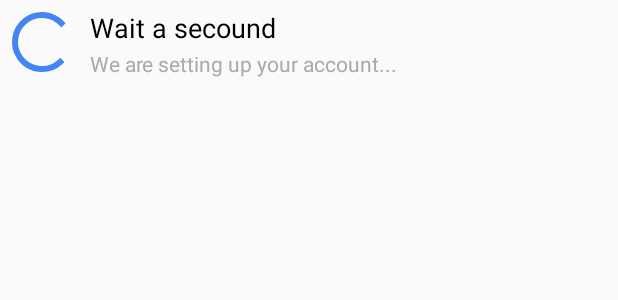
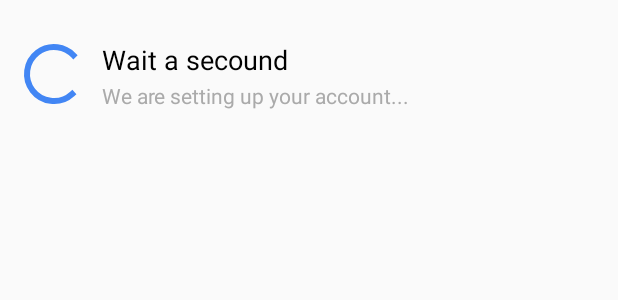
Before and after one commit to OussEmaDevCode/Meet_me, an Android app: the layout progress.xml on its own in the app's theme, with its tools: preview values and no code run, on a phone screen of 412 x 824 dp. Shown: the top 300 px of the screen. Run offline under Robolectric (Android 15) with nearby library versions, the phone set to English and light mode, and no system bars.

Commit message:
updated password submit ,updated loading layout

```diff
--- a/app/src/main/res/drawable/new_login_gradient.xml
+++ b/app/src/main/res/drawable/new_login_gradient.xml
@@ -1,7 +1,7 @@
 <?xml version="1.0" encoding="utf-8"?>
 <shape xmlns:android="http://schemas.android.com/apk/res/android" android:shape="rectangle">
     <gradient
-        android:endColor="@color/colorAccent"
+        android:endColor="#15FFAD"
         android:centerColor="@color/colorPrimary"
         android:startColor="@color/colorPrimaryDark"
         android:angle="90"/>
--- a/app/src/main/res/layout/progress.xml
+++ b/app/src/main/res/layout/progress.xml
@@ -2,10 +2,12 @@
 <LinearLayout xmlns:android="http://schemas.android.com/apk/res/android"
     android:orientation="horizontal" android:layout_width="wrap_content"
     android:layout_height="wrap_content"
-    android:padding="4dp">
+    android:paddingBottom="25dp"
+    android:paddingTop="25dp">
 <ProgressBar
     android:layout_width="wrap_content"
-    android:layout_height="wrap_content" />
+    android:layout_height="wrap_content"
+    android:paddingLeft="12dp"/>
     <LinearLayout
         android:layout_width="wrap_content"
         android:layout_height="wrap_content"
```
Also changed, not shown: app/src/main/java/com/pewds/oussa/meetme/MainActivity.java (+11 -2 lines).
